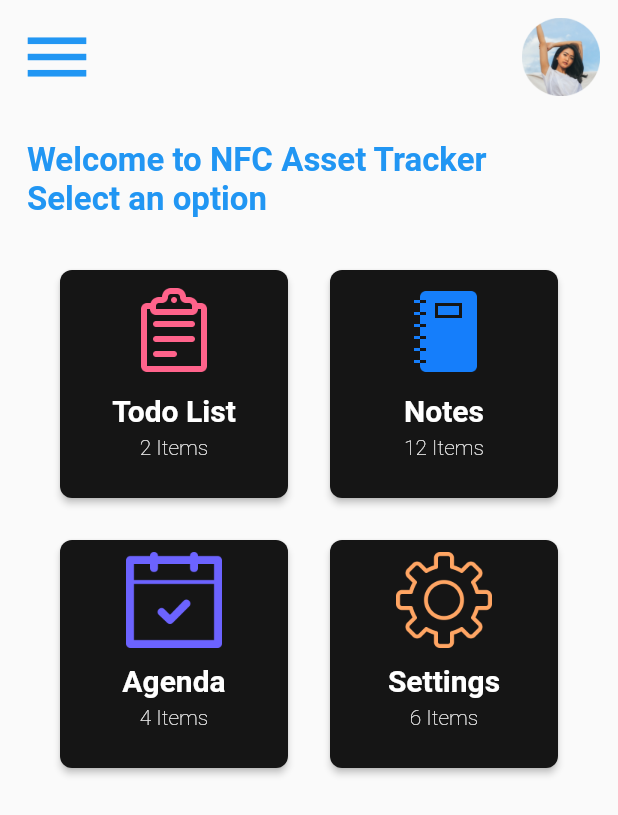
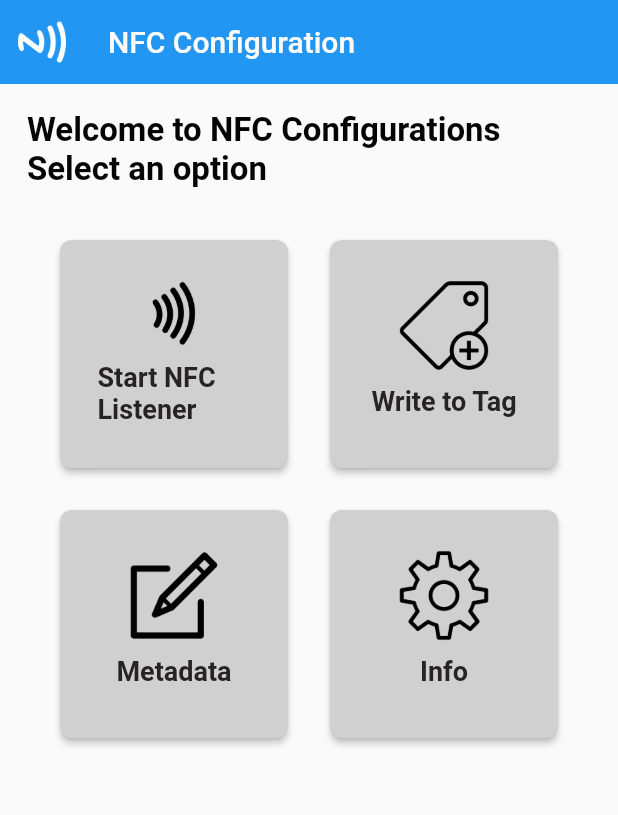
Before and after one commit to PriyankaHotchandani/SIH-KAVACH-23, a Flutter app: the Dashboard screen opened directly, on a phone screen of 412 x 824 dp. Shown: the top 815 px of the screen. Run offline on Flutter 3.47's test engine with Material 2 defaults, Android fonts, the phone set to English and light mode, and no system bars; our stand-ins replace oktoast; missing offline and left inert: nfc_manager.

Commit message:
nfc tags connection added

```diff
--- a/lib/dashboard.dart
+++ b/lib/dashboard.dart
@@ -5,30 +5,35 @@ class Dashboard extends StatefulWidget {
   _DashboardState createState() => _DashboardState();
 }
 
+/// Global flag if NFC is avalible
+
 class _DashboardState extends State<Dashboard> {
   @override
   Widget build(BuildContext context) {
     return Scaffold(
+      appBar: AppBar(
+        title: const Text(
+          "NFC Configuration",
+          style: TextStyle(color: Color.fromARGB(255, 252, 250, 250)),
+        ),
+        leading: Padding(
+          padding: const EdgeInsets.all(12.0),
+          child: Image.asset("assets/nfc-sign-icon.png"),
+        ),
+        brightness: Brightness.light,
+        elevation: 0,
+
+      ),
       body: SafeArea(
         child: Column(
           crossAxisAlignment: CrossAxisAlignment.start,
           children: <Widget>[
-            Padding(
-              padding: const EdgeInsets.all(12.0),
-              child: Row(
-                mainAxisAlignment: MainAxisAlignment.spaceBetween,
-                children: <Widget>[
-                  const Icon(Icons.menu, color: Colors.blue,size: 52.0,),
-                  Image.asset("assets/image.png",width: 52.0,)
-                ],
-              ),
-            ),
             const Padding(
               padding: EdgeInsets.all(18.0),
               child: Text(
-                "Welcome to NFC Asset Tracker \nSelect an option",
+                "Welcome to NFC Configurations \nSelect an option",
                 style: TextStyle(
-                  color: Colors.blue,
+                  color: Color.fromARGB(255, 5, 5, 5),
                   fontSize: 22.0,
                   fontWeight: FontWeight.bold
                 ),
@@ -47,38 +52,29 @@ class _DashboardState extends State<Dashboard> {
                       height: 160.0,
                       child: Card(
 
-                        color: const Color.fromARGB(255,21, 21, 21),
+                        color: Color.fromARGB(255, 209, 208, 208),
                         elevation: 2.0,
                         shape: RoundedRectangleBorder(
                           borderRadius: BorderRadius.circular(8.0)
                         ),
                         child:Center(
                           child: Padding(
-                            padding: const EdgeInsets.all(8.0),
+                            padding: const EdgeInsets.all(25.0),
                             child: Column(
                             children: <Widget>[
-                              Image.asset("assets/todo.png",width: 64.0,),
+                              Image.asset("assets/nfc-read-icon.png",width: 64.0,),
                               const SizedBox(
-                                height: 10.0,
+                                height: 8.0,
                               ),
                               const Text(
-                                "Todo List",
+                                "Start NFC Listener",
                                 style: TextStyle(
-                                  color: Colors.white,
+                                  color: Color.fromARGB(255, 37, 35, 35),
                                   fontWeight: FontWeight.bold,
-                                  fontSize: 20.0
+                                  fontSize: 18.0
                                 ),
                               ),
-                              const SizedBox(
-                                height: 5.0,
-                              ),
-                              const Text(
-                                "2 Items",
-                                style: TextStyle(
-                                  color: Colors.white,
-                                  fontWeight: FontWeight.w100
-                                ),
-                              )
+
                             ],
                             ),
                           )
@@ -90,38 +86,28 @@ class _DashboardState extends State<Dashboard> {
                       height: 160.0,
                       child: Card(
 
-                        color: const Color.fromARGB(255,21, 21, 21),
+                        color: Color.fromARGB(255, 209, 208, 208),
                         elevation: 2.0,
                         shape: RoundedRectangleBorder(
                             borderRadius: BorderRadius.circular(8.0)
                         ),
                         child:Center(
                             child: Padding(
-                              padding: const EdgeInsets.all(8.0),
+                              padding: const EdgeInsets.all(25.0),
                               child: Column(
                                 children: <Widget>[
-                                  Image.asset("assets/note.png",width: 64.0,),
+                                  Image.asset("assets/write-tag.png",width: 64.0,),
                                   const SizedBox(
-                                    height: 10.0,
+                                    height: 8.0,
                                   ),
                                   const Text(
-                                    "Notes",
+                                    "Write to Tag",
                                     style: TextStyle(
-                                        color: Colors.white,
+                                        color: Color.fromARGB(255, 37, 35, 35),
                                         fontWeight: FontWeight.bold,
-                                        fontSize: 20.0
+                                        fontSize: 18.0
                                     ),
                                   ),
-                                  const SizedBox(
-                                    height: 5.0,
-                                  ),
-                                  const Text(
-                                    "12 Items",
-                                    style: TextStyle(
-                                        color: Colors.white,
-                                        fontWeight: FontWeight.w100
-                                    ),
-                                  )
                                 ],
                               ),
                             )
@@ -133,38 +119,28 @@ class _DashboardState extends State<Dashboard> {
                       height: 160.0,
                       child: Card(
 
-                        color: const Color.fromARGB(255,21, 21, 21),
+                        color: Color.fromARGB(255, 209, 208, 208),
                         elevation: 2.0,
                         shape: RoundedRectangleBorder(
                             borderRadius: BorderRadius.circular(8.0)
                         ),
                         child:Center(
                             child: Padding(
-                              padding: const EdgeInsets.all(8.0),
+                              padding: const EdgeInsets.all(25.0),
                               child: Column(
                                 children: <Widget>[
-                                  Image.asset("assets/calendar.png",width: 64.0,),
+                                  Image.asset("assets/edit-metadata.png",width: 64.0,),
                                   const SizedBox(
-                                    height: 10.0,
+                                    height: 8.0,
                                   ),
                                   const Text(
-                                    "Agenda",
+                                    "Metadata",
                                     style: TextStyle(
-                                        color: Colors.white,
+                                        color: Color.fromARGB(255, 37, 35, 35),
                                         fontWeight: FontWeight.bold,
-                                        fontSize: 20.0
+                                        fontSize: 18.0
                                     ),
                                   ),
-                                  const SizedBox(
-                                    height: 5.0,
-                                  ),
-                                  const Text(
-                                    "4 Items",
-                                    style: TextStyle(
-                                        color: Colors.white,
-                                        fontWeight: FontWeight.w100
-                                    ),
-                                  )
                                 ],
                               ),
                             )
@@ -176,38 +152,28 @@ class _DashboardState extends State<Dashboard> {
                       height: 160.0,
                       child: Card(
 
-                        color: const Color.fromARGB(255,21, 21, 21),
+                        color: Color.fromARGB(255, 209, 208, 208),
                         elevation: 2.0,
                         shape: RoundedRectangleBorder(
                             borderRadius: BorderRadius.circular(8.0)
                         ),
                         child:Center(
                             child: Padding(
-                              padding: const EdgeInsets.all(8.0),
+                              padding: const EdgeInsets.all(25.0),
                               child: Column(
                                 children: <Widget>[
                                   Image.asset("assets/settings.png",width: 64.0,),
                                   const SizedBox(
-                                    height: 10.0,
+                                    height: 8.0,
                                   ),
                                   const Text(
-                                    "Settings",
+                                    "Info",
                                     style: TextStyle(
-                                        color: Colors.white,
+                                        color: Color.fromARGB(255, 37, 35, 35),
                                         fontWeight: FontWeight.bold,
-                                        fontSize: 20.0
+                                        fontSize: 18.0
                                     ),
                                   ),
-                                  const SizedBox(
-                                    height: 5.0,
-                                  ),
-                                  const Text(
-                                    "6 Items",
-                                    style: TextStyle(
-                                        color: Colors.white,
-                                        fontWeight: FontWeight.w100
-                                    ),
-                                  )
                                 ],
                               ),
                             )
--- a/lib/officer-detail.dart
+++ b/lib/officer-detail.dart
@@ -29,7 +29,29 @@ class DetailPage extends StatelessWidget {
     return Scaffold(
         appBar: AppBar(
           title: Text(name),
-        )
+        ),
+        body: Column(
+        children: [
+          const SizedBox(height: 20),
+          CircleAvatar(
+            radius: 50,
+            backgroundImage: NetworkImage(image),
+          ),
+          const SizedBox(height: 10),
+          const Text(
+            'Username',
+            style: TextStyle(
+              fontSize: 24,
+              fontWeight: FontWeight.bold,
+            ),
+          ),
+          const SizedBox(height: 10),
+          const Text(
+            'Bio',
+            style: TextStyle(fontSize: 16),
+          ),
+        ],
+      ),
     );
   }
 }
```
Also changed, not shown: assets/edit-metadata.png (added), assets/nfc-new.png (added), assets/nfc-read-icon.png (added), assets/read-nfc.png (added), assets/settings.png, assets/write-tag.png (added).
